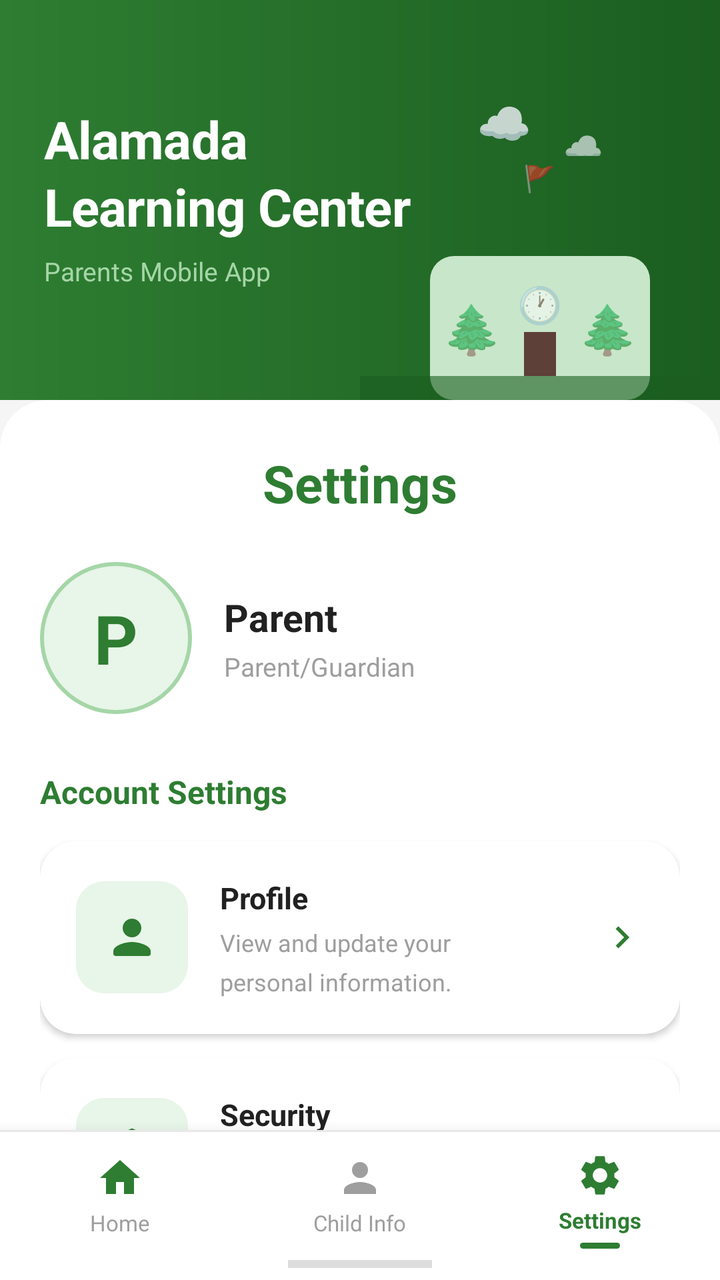
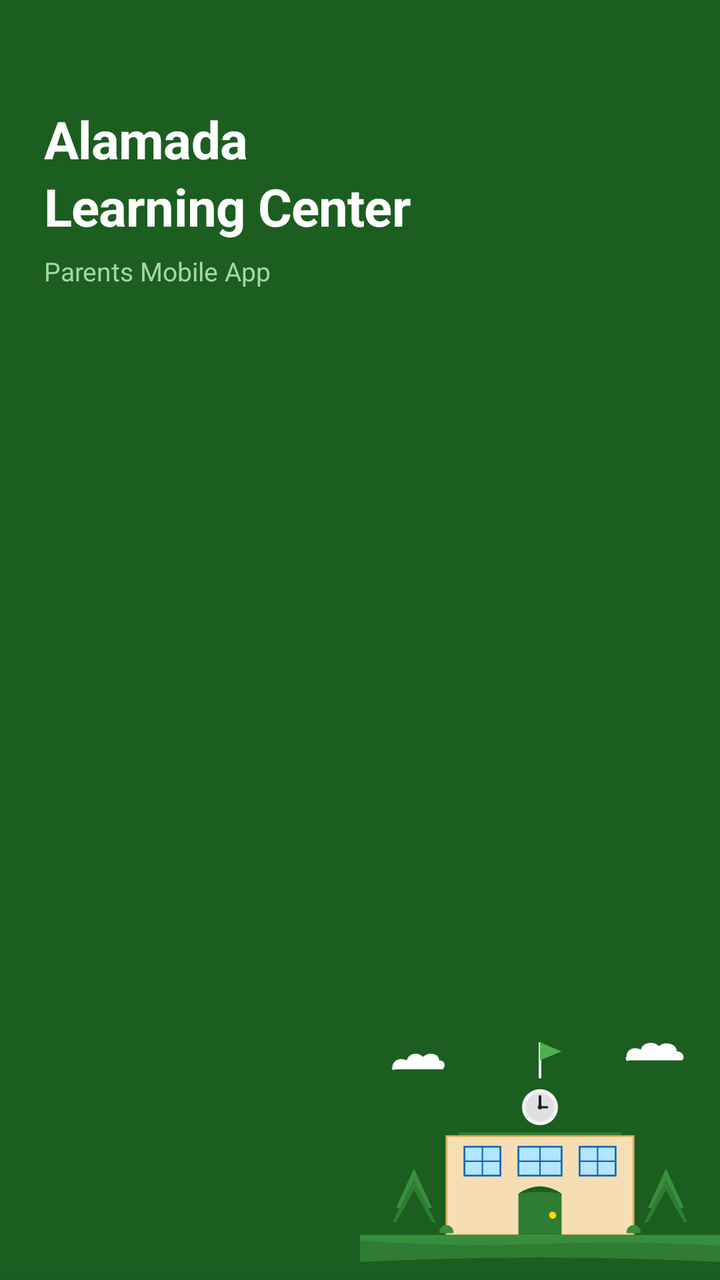

The first picture is an Android layout as it rendered before a commit; the second is the same layout after the commit. The layout source and the unified diff follow.
<!-- AndroidManifest.xml: application theme Theme.AlamadaChildMonitor -->
<!-- res/layout/activity_settings.xml -->
<?xml version="1.0" encoding="utf-8"?>
<LinearLayout
    xmlns:android="http://schemas.android.com/apk/res/android"
    xmlns:app="http://schemas.android.com/apk/res-auto"
    android:layout_width="match_parent"
    android:layout_height="match_parent"
    android:orientation="vertical"
    android:background="#F5F5F5">

    
    <RelativeLayout
        android:layout_width="match_parent"
        android:layout_height="200dp"
        android:background="@drawable/header_green_gradient"
        android:paddingStart="22dp"
        android:paddingEnd="0dp"
        android:paddingTop="48dp"
        android:paddingBottom="0dp">

        
        <LinearLayout
            android:layout_width="wrap_content"
            android:layout_height="wrap_content"
            android:orientation="vertical"
            android:layout_alignParentStart="true"
            android:layout_centerVertical="false"
            android:layout_marginTop="4dp">

            <TextView
                android:layout_width="wrap_content"
                android:layout_height="wrap_content"
                android:text="Alamada\nLearning Center"
                android:textColor="#FFFFFF"
                android:textSize="26sp"
                android:textStyle="bold"
                android:lineSpacingMultiplier="1.1"
                android:letterSpacing="-0.01"/>

            <TextView
                android:layout_width="wrap_content"
                android:layout_height="wrap_content"
                android:text="Parents Mobile App"
                android:textColor="#A5D6A7"
                android:textSize="13sp"
                android:layout_marginTop="6dp"/>
        </LinearLayout>

        
        <LinearLayout
            android:layout_width="180dp"
            android:layout_height="match_parent"
            android:orientation="vertical"
            android:gravity="bottom"
            android:layout_alignParentEnd="true"
            android:paddingBottom="0dp">

            
            <LinearLayout
                android:layout_width="match_parent"
                android:layout_height="wrap_content"
                android:orientation="horizontal"
                android:gravity="center_horizontal"
                android:layout_marginBottom="2dp">

                <TextView
                    android:layout_width="wrap_content"
                    android:layout_height="wrap_content"
                    android:text="☁"
                    android:textSize="22sp"
                    android:textColor="#FFFFFF"
                    android:alpha="0.85"
                    android:layout_marginEnd="16dp"/>

                <TextView
                    android:layout_width="wrap_content"
                    android:layout_height="wrap_content"
                    android:text="☁"
                    android:textSize="16sp"
                    android:textColor="#FFFFFF"
                    android:alpha="0.70"
                    android:layout_marginTop="10dp"/>
            </LinearLayout>

            
            <RelativeLayout
                android:layout_width="match_parent"
                android:layout_height="120dp">

                <TextView
                    android:layout_width="wrap_content"
                    android:layout_height="wrap_content"
                    android:text="🚩"
                    android:textSize="13sp"
                    android:layout_centerHorizontal="true"
                    android:layout_marginTop="0dp"/>

                <LinearLayout
                    android:layout_width="110dp"
                    android:layout_height="72dp"
                    android:layout_centerHorizontal="true"
                    android:layout_alignParentBottom="true"
                    android:layout_marginBottom="0dp"
                    android:background="@drawable/school_building_bg"
                    android:orientation="horizontal"
                    android:gravity="center_vertical"
                    android:padding="6dp">

                    <TextView
                        android:layout_width="wrap_content"
                        android:layout_height="wrap_content"
                        android:text="🌲"
                        android:textSize="24sp"/>

                    <LinearLayout
                        android:layout_width="0dp"
                        android:layout_height="match_parent"
                        android:layout_weight="1"
                        android:orientation="vertical"
                        android:gravity="center">

                        <TextView
                            android:layout_width="wrap_content"
                            android:layout_height="wrap_content"
                            android:text="🕐"
                            android:textSize="18sp"
                            android:gravity="center"/>

                        <View
                            android:layout_width="16dp"
                            android:layout_height="22dp"
                            android:background="#5D4037"
                            android:layout_marginTop="2dp"
                            android:layout_gravity="center_horizontal"/>
                    </LinearLayout>

                    <TextView
                        android:layout_width="wrap_content"
                        android:layout_height="wrap_content"
                        android:text="🌲"
                        android:textSize="24sp"/>
                </LinearLayout>

                
                <View
                    android:layout_width="match_parent"
                    android:layout_height="12dp"
                    android:layout_alignParentBottom="true"
                    android:background="#1B5E20"
                    android:alpha="0.6"/>
            </RelativeLayout>

        </LinearLayout>

    </RelativeLayout>

    
    <androidx.core.widget.NestedScrollView
        android:layout_width="match_parent"
        android:layout_height="0dp"
        android:layout_weight="1"
        android:fillViewport="true"
        android:overScrollMode="never">

        <LinearLayout
            android:layout_width="match_parent"
            android:layout_height="wrap_content"
            android:orientation="vertical"
            android:background="@drawable/rounded_top_white"
            android:paddingStart="20dp"
            android:paddingEnd="20dp"
            android:paddingTop="24dp"
            android:paddingBottom="28dp">

            
            <TextView
                android:layout_width="match_parent"
                android:layout_height="wrap_content"
                android:text="Settings"
                android:textSize="26sp"
                android:textStyle="bold"
                android:textColor="#2E7D32"
                android:gravity="center"
                android:layout_marginBottom="22dp"/>

            
            <LinearLayout
                android:layout_width="match_parent"
                android:layout_height="wrap_content"
                android:orientation="horizontal"
                android:gravity="center_vertical"
                android:layout_marginBottom="28dp">

                
                <FrameLayout
                    android:layout_width="76dp"
                    android:layout_height="76dp"
                    android:layout_marginEnd="16dp">

                    <View
                        android:layout_width="76dp"
                        android:layout_height="76dp"
                        android:background="@drawable/circle_avatar_bg"/>

                    <ImageView
                        android:id="@+id/iv_avatar"
                        android:layout_width="76dp"
                        android:layout_height="76dp"
                        android:scaleType="centerCrop"
                        android:background="@drawable/circle_avatar_bg"
                        android:visibility="gone"
                        android:contentDescription="Avatar"/>

                    <TextView
                        android:id="@+id/tv_avatar"
                        android:layout_width="76dp"
                        android:layout_height="76dp"
                        android:gravity="center"
                        android:text="P"
                        android:textSize="34sp"
                        android:textStyle="bold"
                        android:textColor="#2E7D32"/>

                </FrameLayout>

                
                <LinearLayout
                    android:layout_width="0dp"
                    android:layout_height="wrap_content"
                    android:layout_weight="1"
                    android:orientation="vertical">

                    <TextView
                        android:id="@+id/tv_name"
                        android:layout_width="wrap_content"
                        android:layout_height="wrap_content"
                        android:text="Parent"
                        android:textSize="19sp"
                        android:textStyle="bold"
                        android:textColor="#212121"/>

                    <TextView
                        android:id="@+id/tv_role_label"
                        android:layout_width="wrap_content"
                        android:layout_height="wrap_content"
                        android:text="Parent/Guardian"
                        android:textSize="13sp"
                        android:textColor="#9E9E9E"
                        android:layout_marginTop="3dp"/>
                </LinearLayout>
            </LinearLayout>

            
            <TextView
                android:layout_width="wrap_content"
                android:layout_height="wrap_content"
                android:text="Account Settings"
                android:textSize="16sp"
                android:textStyle="bold"
                android:textColor="#2E7D32"
                android:layout_marginBottom="14dp"/>

            
            <androidx.cardview.widget.CardView
                android:id="@+id/card_profile"
                android:layout_width="match_parent"
                android:layout_height="wrap_content"
                android:layout_marginBottom="12dp"
                android:foreground="?attr/selectableItemBackground"
                android:clickable="true"
                android:focusable="true"
                app:cardCornerRadius="18dp"
                app:cardElevation="2dp"
                app:cardBackgroundColor="#FFFFFF">

                <LinearLayout
                    android:layout_width="match_parent"
                    android:layout_height="wrap_content"
                    android:orientation="horizontal"
                    android:padding="18dp"
                    android:gravity="center_vertical">

                    
                    <FrameLayout
                        android:layout_width="56dp"
                        android:layout_height="56dp"
                        android:layout_marginEnd="16dp"
                        android:background="@drawable/quick_icon_bg_green">

                        <ImageView
                            android:layout_width="28dp"
                            android:layout_height="28dp"
                            android:layout_gravity="center"
                            android:src="@drawable/ic_profile"
                            android:contentDescription="Profile"/>
                    </FrameLayout>

                    
                    <LinearLayout
                        android:layout_width="0dp"
                        android:layout_height="wrap_content"
                        android:layout_weight="1"
                        android:orientation="vertical">

                        <TextView
                            android:layout_width="wrap_content"
                            android:layout_height="wrap_content"
                            android:text="Profile"
                            android:textSize="15sp"
                            android:textStyle="bold"
                            android:textColor="#212121"/>

                        <TextView
                            android:layout_width="wrap_content"
                            android:layout_height="wrap_content"
                            android:text="View and update your\npersonal information."
                            android:textSize="12sp"
                            android:textColor="#9E9E9E"
                            android:lineSpacingMultiplier="1.35"
                            android:layout_marginTop="4dp"/>
                    </LinearLayout>

                    
                    <ImageView
                        android:layout_width="22dp"
                        android:layout_height="22dp"
                        android:src="@drawable/ic_arrow_right"
                        android:layout_marginStart="8dp"
                        android:contentDescription="Open"/>

                </LinearLayout>
            </androidx.cardview.widget.CardView>

            
            <androidx.cardview.widget.CardView
                android:id="@+id/card_security"
                android:layout_width="match_parent"
                android:layout_height="wrap_content"
                android:layout_marginBottom="12dp"
                android:foreground="?attr/selectableItemBackground"
                android:clickable="true"
                android:focusable="true"
                app:cardCornerRadius="18dp"
                app:cardElevation="2dp"
                app:cardBackgroundColor="#FFFFFF">

                <LinearLayout
                    android:layout_width="match_parent"
                    android:layout_height="wrap_content"
                    android:orientation="horizontal"
                    android:padding="18dp"
                    android:gravity="center_vertical">

                    <FrameLayout
                        android:layout_width="56dp"
                        android:layout_height="56dp"
                        android:layout_marginEnd="16dp"
                        android:background="@drawable/quick_icon_bg_green">

                        <ImageView
                            android:layout_width="28dp"
                            android:layout_height="28dp"
                            android:layout_gravity="center"
                            android:src="@drawable/ic_security"
                            android:contentDescription="Security"/>
                    </FrameLayout>

                    <LinearLayout
                        android:layout_width="0dp"
                        android:layout_height="wrap_content"
                        android:layout_weight="1"
                        android:orientation="vertical">

                        <TextView
                            android:layout_width="wrap_content"
                            android:layout_height="wrap_content"
                            android:text="Security"
                            android:textSize="15sp"
                            android:textStyle="bold"
                            android:textColor="#212121"/>

                        <TextView
                            android:layout_width="wrap_content"
                            android:layout_height="wrap_content"
                            android:text="Change your password and\nmanage security settings."
                            android:textSize="12sp"
                            android:textColor="#9E9E9E"
                            android:lineSpacingMultiplier="1.35"
                            android:layout_marginTop="4dp"/>
                    </LinearLayout>

                    <ImageView
                        android:layout_width="22dp"
                        android:layout_height="22dp"
                        android:src="@drawable/ic_arrow_right"
                        android:layout_marginStart="8dp"
                        android:contentDescription="Open"/>

                </LinearLayout>
            </androidx.cardview.widget.CardView>

            
            <androidx.cardview.widget.CardView
                android:id="@+id/card_notifications"
                android:layout_width="match_parent"
                android:layout_height="wrap_content"
                android:layout_marginBottom="4dp"
                android:foreground="?attr/selectableItemBackground"
                android:clickable="true"
                android:focusable="true"
                app:cardCornerRadius="18dp"
                app:cardElevation="2dp"
                app:cardBackgroundColor="#FFFFFF">

                <LinearLayout
                    android:layout_width="match_parent"
                    android:layout_height="wrap_content"
                    android:orientation="horizontal"
                    android:padding="18dp"
                    android:gravity="center_vertical">

                    <FrameLayout
                        android:layout_width="56dp"
                        android:layout_height="56dp"
                        android:layout_marginEnd="16dp"
                        android:background="@drawable/quick_icon_bg_green">

                        <ImageView
                            android:layout_width="28dp"
                            android:layout_height="28dp"
                            android:layout_gravity="center"
                            android:src="@drawable/ic_bell_card"
                            android:contentDescription="Notifications"/>
                    </FrameLayout>

                    <LinearLayout
                        android:layout_width="0dp"
                        android:layout_height="wrap_content"
                        android:layout_weight="1"
                        android:orientation="vertical">

                        <TextView
                            android:layout_width="wrap_content"
                            android:layout_height="wrap_content"
                            android:text="Notifications"
                            android:textSize="15sp"
                            android:textStyle="bold"
                            android:textColor="#212121"/>

                        <TextView
                            android:layout_width="wrap_content"
                            android:layout_height="wrap_content"
                            android:text="View important announcements\nand updates."
                            android:textSize="12sp"
                            android:textColor="#9E9E9E"
                            android:lineSpacingMultiplier="1.35"
                            android:layout_marginTop="4dp"/>
                    </LinearLayout>

                    <ImageView
                        android:layout_width="22dp"
                        android:layout_height="22dp"
                        android:src="@drawable/ic_arrow_right"
                        android:layout_marginStart="8dp"
                        android:contentDescription="Open"/>

                </LinearLayout>
            </androidx.cardview.widget.CardView>

            
            <TextView
                android:id="@+id/card_logout"
                android:layout_width="match_parent"
                android:layout_height="wrap_content"
                android:text="Log Out"
                android:textSize="14sp"
                android:textColor="#C62828"
                android:textStyle="bold"
                android:gravity="center"
                android:padding="18dp"
                android:layout_marginTop="10dp"
                android:background="?attr/selectableItemBackground"
                android:clickable="true"
                android:focusable="true"/>

        </LinearLayout>
    </androidx.core.widget.NestedScrollView>

    
    <LinearLayout
        android:layout_width="match_parent"
        android:layout_height="wrap_content"
        android:orientation="vertical"
        android:background="#FFFFFF"
        android:elevation="12dp">

        
        <View
            android:layout_width="match_parent"
            android:layout_height="1dp"
            android:background="#E8E8E8"/>

        
        <LinearLayout
            android:layout_width="match_parent"
            android:layout_height="62dp"
            android:orientation="horizontal">

            
            <LinearLayout
                android:id="@+id/tab_home"
                android:layout_width="0dp"
                android:layout_height="match_parent"
                android:layout_weight="1"
                android:orientation="vertical"
                android:gravity="center"
                android:paddingTop="8dp"
                android:paddingBottom="6dp"
                android:background="?attr/selectableItemBackgroundBorderless"
                android:clickable="true"
                android:focusable="true">

                <ImageView
                    android:layout_width="24dp"
                    android:layout_height="24dp"
                    android:src="@drawable/ic_home"
                    android:contentDescription="Home"/>

                <TextView
                    android:layout_width="wrap_content"
                    android:layout_height="wrap_content"
                    android:text="Home"
                    android:textSize="11sp"
                    android:textColor="#9E9E9E"
                    android:layout_marginTop="3dp"/>

            </LinearLayout>

            
            <LinearLayout
                android:id="@+id/tab_child"
                android:layout_width="0dp"
                android:layout_height="match_parent"
                android:layout_weight="1"
                android:orientation="vertical"
                android:gravity="center"
                android:paddingTop="8dp"
                android:paddingBottom="6dp"
                android:background="?attr/selectableItemBackgroundBorderless"
                android:clickable="true"
                android:focusable="true">

                <ImageView
                    android:layout_width="24dp"
                    android:layout_height="24dp"
                    android:src="@drawable/ic_child"
                    android:contentDescription="Child Info"/>

                <TextView
                    android:layout_width="wrap_content"
                    android:layout_height="wrap_content"
                    android:text="Child Info"
                    android:textSize="11sp"
                    android:textColor="#9E9E9E"
                    android:layout_marginTop="3dp"/>

            </LinearLayout>

            
            <LinearLayout
                android:layout_width="0dp"
                android:layout_height="match_parent"
                android:layout_weight="1"
                android:orientation="vertical"
                android:gravity="center"
                android:paddingTop="8dp"
                android:paddingBottom="2dp">

                <ImageView
                    android:layout_width="24dp"
                    android:layout_height="24dp"
                    android:src="@drawable/ic_settings_active"
                    android:contentDescription="Settings"/>

                <TextView
                    android:layout_width="wrap_content"
                    android:layout_height="wrap_content"
                    android:text="Settings"
                    android:textSize="11sp"
                    android:textColor="#2E7D32"
                    android:textStyle="bold"
                    android:layout_marginTop="3dp"/>

                
                <View
                    android:layout_width="20dp"
                    android:layout_height="3dp"
                    android:background="@drawable/tab_active_indicator"
                    android:layout_marginTop="4dp"/>

            </LinearLayout>

        </LinearLayout>

        
        <View
            android:layout_width="72dp"
            android:layout_height="4dp"
            android:background="#212121"
            android:alpha="0.15"
            android:layout_gravity="center_horizontal"
            android:layout_marginTop="2dp"
            android:layout_marginBottom="6dp"/>

    </LinearLayout>

</LinearLayout>
<!-- resources referenced by this layout -->
<resources>
  <!-- drawable circle_avatar_bg (drawable) -->
  <?xml version="1.0" encoding="utf-8"?>
  <shape xmlns:android="http://schemas.android.com/apk/res/android"
      android:shape="oval">
      <solid android:color="#E8F5E9"/>
      <stroke android:width="2dp" android:color="#A5D6A7"/>
  </shape>
  <!-- drawable header_green_gradient (drawable) -->
  <?xml version="1.0" encoding="utf-8"?>
  <shape xmlns:android="http://schemas.android.com/apk/res/android"
      android:shape="rectangle">
      <gradient
          android:startColor="#1B5E20"
          android:endColor="#2E7D32"
          android:angle="180"
          android:type="linear"/>
  </shape>
  <!-- drawable ic_arrow_right (drawable) -->
  <?xml version="1.0" encoding="utf-8"?>
  <vector xmlns:android="http://schemas.android.com/apk/res/android"
      android:width="24dp"
      android:height="24dp"
      android:viewportWidth="24"
      android:viewportHeight="24">
      <path
          android:fillColor="#2E7D32"
          android:pathData="M8.59,16.59L13.17,12 8.59,7.41 10,6l6,6-6,6-1.41-1.41z"/>
  </vector>
  <!-- drawable ic_child (drawable) -->
  <?xml version="1.0" encoding="utf-8"?>
  <vector xmlns:android="http://schemas.android.com/apk/res/android"
      android:width="24dp"
      android:height="24dp"
      android:viewportWidth="24"
      android:viewportHeight="24">
      <path
          android:fillColor="#9E9E9E"
          android:pathData="M12,12c2.21,0 4,-1.79 4,-4s-1.79,-4 -4,-4 -4,1.79 -4,4 1.79,4 4,4zM12,14c-2.67,0 -8,1.34 -8,4v2h16v-2c0,-2.66 -5.33,-4 -8,-4z"/>
  </vector>
  <!-- drawable ic_home (drawable) -->
  <?xml version="1.0" encoding="utf-8"?>
  <vector xmlns:android="http://schemas.android.com/apk/res/android"
      android:width="24dp"
      android:height="24dp"
      android:viewportWidth="24"
      android:viewportHeight="24">
      <path
          android:fillColor="#2E7D32"
          android:pathData="M10,20v-6h4v6h5v-8h3L12,3 2,12h3v8z"/>
  </vector>
  <!-- drawable quick_icon_bg_green (drawable) -->
  <?xml version="1.0" encoding="utf-8"?>
  <shape xmlns:android="http://schemas.android.com/apk/res/android"
      android:shape="rectangle">
      <solid android:color="#E8F5E9"/>
      <corners android:radius="14dp"/>
  </shape>
  <!-- drawable rounded_top_white (drawable) -->
  <?xml version="1.0" encoding="utf-8"?>
  <shape xmlns:android="http://schemas.android.com/apk/res/android"
      android:shape="rectangle">
      <solid android:color="#FFFFFF"/>
      <corners
          android:topLeftRadius="24dp"
          android:topRightRadius="24dp"
          android:bottomLeftRadius="0dp"
          android:bottomRightRadius="0dp"/>
  </shape>
  <!-- drawable school_building_bg (drawable) -->
  <?xml version="1.0" encoding="utf-8"?>
  <shape xmlns:android="http://schemas.android.com/apk/res/android"
      android:shape="rectangle">
      <solid android:color="#C8E6C9"/>
      <corners android:radius="12dp"/>
  </shape>
  <!-- drawable tab_active_indicator (drawable) -->
  <?xml version="1.0" encoding="utf-8"?>
  <shape xmlns:android="http://schemas.android.com/apk/res/android"
      android:shape="rectangle">
      <solid android:color="#2E7D32"/>
      <corners android:radius="4dp"/>
  </shape>
  <style name="Theme.AlamadaChildMonitor" parent="Theme.MaterialComponents.DayNight.NoActionBar">
          <item name="colorPrimary">@color/primary</item>
          <item name="colorPrimaryDark">@color/primary_dark</item>
          <item name="colorAccent">@color/accent</item>
          <item name="android:windowBackground">@color/background</item>
          <item name="android:statusBarColor">@color/primary_dark</item>
          <item name="android:navigationBarColor">@color/white</item>
      </style>
  <color name="primary">         #2E7D32</color>
  <color name="primary_dark">    #1B5E20</color>
  <color name="accent">          #FF6F00</color>
  <color name="background">      #F5F5F5</color>
  <color name="white">           #FFFFFF</color>
  <!-- unchanged entries left out for length: 4 -->
</resources>

<!-- the commit's change to res/layout/activity_settings.xml (unified diff, before → after) -->
@@ -10,8 +10,8 @@
     
     <RelativeLayout
         android:layout_width="match_parent"
-        android:layout_height="200dp"
-        android:background="@drawable/header_green_gradient"
+        android:layout_height="wrap_content"
+        android:background="@drawable/header_green_solid"
         android:paddingStart="22dp"
         android:paddingEnd="0dp"
         android:paddingTop="48dp"
@@ -46,110 +46,15 @@
         </LinearLayout>
 
         
-        <LinearLayout
+        <ImageView
             android:layout_width="180dp"
-            android:layout_height="match_parent"
-            android:orientation="vertical"
-            android:gravity="bottom"
+            android:layout_height="160dp"
+            android:src="@drawable/ic_school_building"
+            android:scaleType="fitEnd"
+            android:adjustViewBounds="true"
             android:layout_alignParentEnd="true"
-            android:paddingBottom="0dp">
-
-            
-            <LinearLayout
-                android:layout_width="match_parent"
-                android:layout_height="wrap_content"
-                android:orientation="horizontal"
-                android:gravity="center_horizontal"
-                android:layout_marginBottom="2dp">
-
-                <TextView
-                    android:layout_width="wrap_content"
-                    android:layout_height="wrap_content"
-                    android:text="☁"
-                    android:textSize="22sp"
-                    android:textColor="#FFFFFF"
-                    android:alpha="0.85"
-                    android:layout_marginEnd="16dp"/>
-
-                <TextView
-                    android:layout_width="wrap_content"
-                    android:layout_height="wrap_content"
-                    android:text="☁"
-                    android:textSize="16sp"
-                    android:textColor="#FFFFFF"
-                    android:alpha="0.70"
-                    android:layout_marginTop="10dp"/>
-            </LinearLayout>
-
-            
-            <RelativeLayout
-                android:layout_width="match_parent"
-                android:layout_height="120dp">
-
-                <TextView
-                    android:layout_width="wrap_content"
-                    android:layout_height="wrap_content"
-                    android:text="🚩"
-                    android:textSize="13sp"
-                    android:layout_centerHorizontal="true"
-                    android:layout_marginTop="0dp"/>
-
-                <LinearLayout
-                    android:layout_width="110dp"
-                    android:layout_height="72dp"
-                    android:layout_centerHorizontal="true"
-                    android:layout_alignParentBottom="true"
-                    android:layout_marginBottom="0dp"
-                    android:background="@drawable/school_building_bg"
-                    android:orientation="horizontal"
-                    android:gravity="center_vertical"
-                    android:padding="6dp">
-
-                    <TextView
-                        android:layout_width="wrap_content"
-                        android:layout_height="wrap_content"
-                        android:text="🌲"
-                        android:textSize="24sp"/>
-
-                    <LinearLayout
-                        android:layout_width="0dp"
-                        android:layout_height="match_parent"
-                        android:layout_weight="1"
-                        android:orientation="vertical"
-                        android:gravity="center">
-
-                        <TextView
-                            android:layout_width="wrap_content"
-                            android:layout_height="wrap_content"
-                            android:text="🕐"
-                            android:textSize="18sp"
-                            android:gravity="center"/>
-
-                        <View
-                            android:layout_width="16dp"
-                            android:layout_height="22dp"
-                            android:background="#5D4037"
-                            android:layout_marginTop="2dp"
-                            android:layout_gravity="center_horizontal"/>
-                    </LinearLayout>
-
-                    <TextView
-                        android:layout_width="wrap_content"
-                        android:layout_height="wrap_content"
-                        android:text="🌲"
-                        android:textSize="24sp"/>
-                </LinearLayout>
-
-                
-                <View
-                    android:layout_width="match_parent"
-                    android:layout_height="12dp"
-                    android:layout_alignParentBottom="true"
-                    android:background="#1B5E20"
-                    android:alpha="0.6"/>
-            </RelativeLayout>
-
-        </LinearLayout>
+            android:layout_alignParentBottom="true"
+            android:contentDescription="School building"/>
 
     </RelativeLayout>
 
<!-- resource entries referenced after the edit -->
@@ -7,15 +7,11 @@
       <solid android:color="#E8F5E9"/>
       <stroke android:width="2dp" android:color="#A5D6A7"/>
   </shape>
-  <!-- drawable header_green_gradient (drawable) -->
+  <!-- drawable header_green_solid (drawable) -->
   <?xml version="1.0" encoding="utf-8"?>
   <shape xmlns:android="http://schemas.android.com/apk/res/android"
       android:shape="rectangle">
-      <gradient
-          android:startColor="#1B5E20"
-          android:endColor="#2E7D32"
-          android:angle="180"
-          android:type="linear"/>
+      <solid android:color="#1B5E20"/>
   </shape>
   <!-- drawable ic_arrow_right (drawable) -->
   <?xml version="1.0" encoding="utf-8"?>
@@ -50,6 +46,7 @@
           android:fillColor="#2E7D32"
           android:pathData="M10,20v-6h4v6h5v-8h3L12,3 2,12h3v8z"/>
   </vector>
+  <!-- drawable ic_school_building: vector/xml drawable (drawable, 5189 chars, omitted) -->
   <!-- drawable quick_icon_bg_green (drawable) -->
   <?xml version="1.0" encoding="utf-8"?>
   <shape xmlns:android="http://schemas.android.com/apk/res/android"
@@ -67,13 +64,6 @@
           android:topRightRadius="24dp"
           android:bottomLeftRadius="0dp"
           android:bottomRightRadius="0dp"/>
-  </shape>
-  <!-- drawable school_building_bg (drawable) -->
-  <?xml version="1.0" encoding="utf-8"?>
-  <shape xmlns:android="http://schemas.android.com/apk/res/android"
-      android:shape="rectangle">
-      <solid android:color="#C8E6C9"/>
-      <corners android:radius="12dp"/>
   </shape>
   <!-- drawable tab_active_indicator (drawable) -->
   <?xml version="1.0" encoding="utf-8"?>
